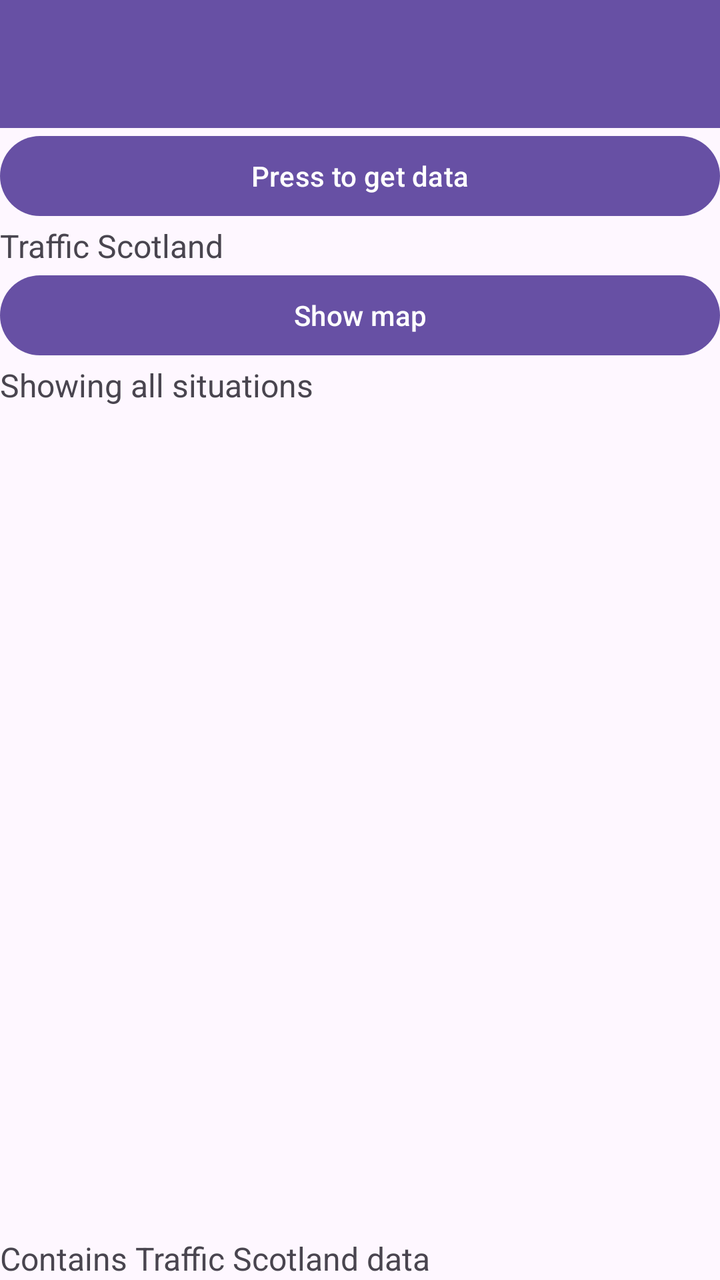
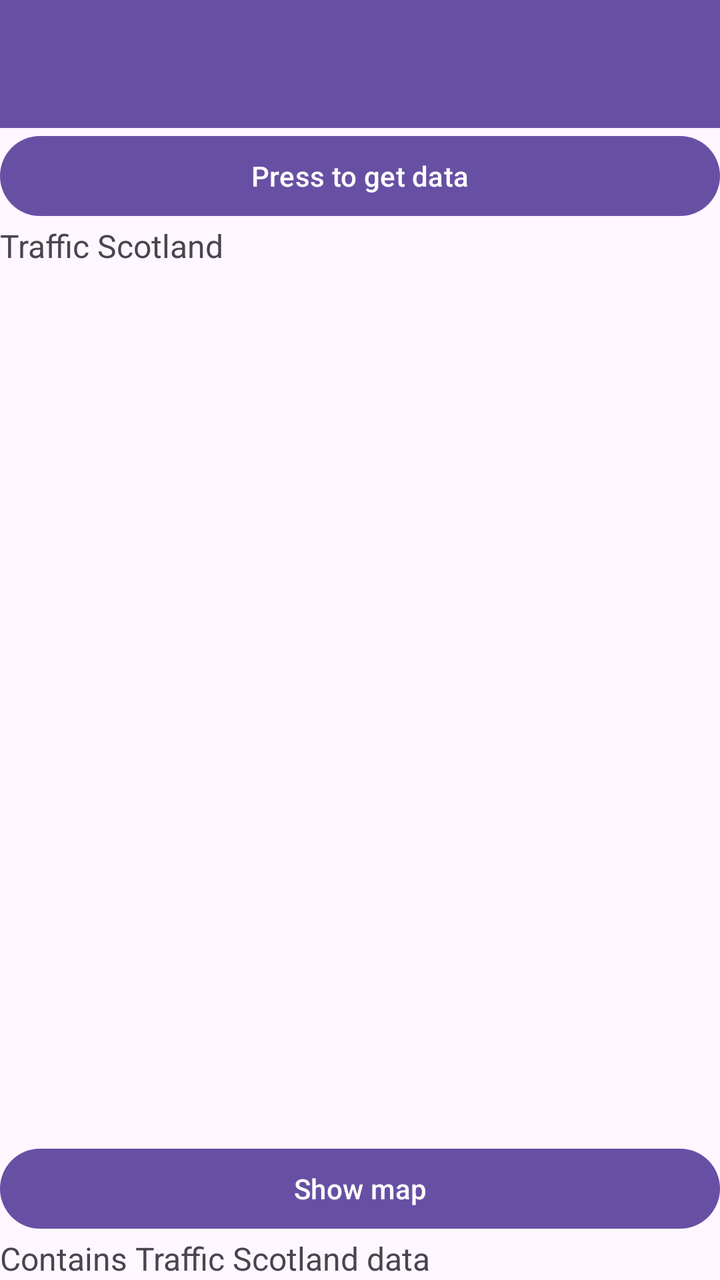

Two renders of the same Android screen: before a commit and after it. Below are the layout's source before the change and the commit's diff.
<!-- AndroidManifest.xml: application theme Theme.Smith_Malcolm_S2224512 -->
<!-- res/layout/activity_main.xml -->
<?xml version="1.0" encoding="utf-8"?>
<LinearLayout xmlns:android="http://schemas.android.com/apk/res/android"
    android:id="@+id/main"
    android:layout_width="match_parent"
    android:layout_height="match_parent"
    android:orientation="vertical">

    <androidx.appcompat.widget.Toolbar
        android:id="@+id/toolbar"
        android:layout_width="match_parent"
        android:layout_height="wrap_content"
        android:background="?attr/colorPrimary"
        android:minHeight="?attr/actionBarSize"
        android:theme="?attr/actionBarTheme" />

    <Button
        android:id="@+id/startButton"
        android:layout_width="match_parent"
        android:layout_height="wrap_content"
        android:text="Press to get data" />

    <TextView
        android:id="@+id/tvStatus"
        android:layout_width="match_parent"
        android:layout_height="wrap_content"
        android:textSize="16sp"
        android:text="Traffic Scotland" />

    <FrameLayout
        android:id="@+id/searchHolder"
        android:layout_width="match_parent"
        android:layout_height="wrap_content" />

    <Button
        android:id="@+id/mapButton"
        android:layout_width="match_parent"
        android:layout_height="wrap_content"
        android:text="Show map" />

    <TextView
        android:id="@+id/tvSearchInfo"
        android:layout_width="match_parent"
        android:layout_height="wrap_content"
        android:textSize="16sp"
        android:text="Showing all situations" />

    <FrameLayout
        android:id="@+id/listHolder"
        android:layout_width="match_parent"
        android:layout_height="0dp"
        android:layout_weight="1" />

    <TextView
        android:id="@+id/acknowledgement"
        android:layout_width="match_parent"
        android:layout_height="wrap_content"
        android:textSize="16sp"
        android:text="Contains Traffic Scotland data" />
</LinearLayout>
<!-- resources referenced by this layout -->
<resources>
  <style name="Theme.Smith_Malcolm_S2224512" parent="Base.Theme.Smith_Malcolm_S2224512" />
  <style name="Base.Theme.Smith_Malcolm_S2224512" parent="Theme.Material3.DayNight.NoActionBar">
      </style>
</resources>

<!-- the commit's change to res/layout/activity_main.xml (unified diff, before → after) -->
@@ -31,6 +31,14 @@
         android:layout_width="match_parent"
         android:layout_height="wrap_content" />
 
+    <FrameLayout
+        android:id="@+id/listHolder"
+        android:layout_width="match_parent"
+        android:layout_height="0dp"
+        android:layout_weight="1" >
+
+    </FrameLayout>
+
     <Button
         android:id="@+id/mapButton"
         android:layout_width="match_parent"
@@ -38,22 +46,10 @@
         android:text="Show map" />
 
     <TextView
-        android:id="@+id/tvSearchInfo"
-        android:layout_width="match_parent"
-        android:layout_height="wrap_content"
-        android:textSize="16sp"
-        android:text="Showing all situations" />
-
-    <FrameLayout
-        android:id="@+id/listHolder"
-        android:layout_width="match_parent"
-        android:layout_height="0dp"
-        android:layout_weight="1" />
-
-    <TextView
         android:id="@+id/acknowledgement"
         android:layout_width="match_parent"
         android:layout_height="wrap_content"
         android:textSize="16sp"
         android:text="Contains Traffic Scotland data" />
+
 </LinearLayout>
